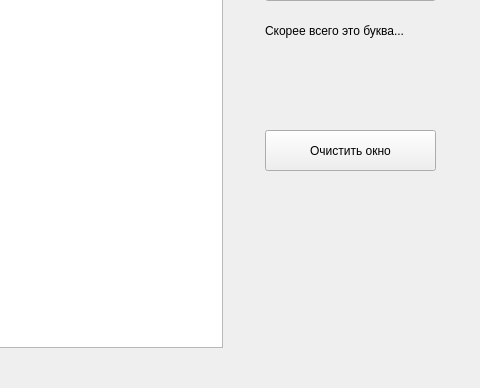
First picture: the form in src/interface/painter.ui, repository superhacker1999/s21_multilayer_perceptron, before the edit; both pictures show x 225 to 705 and y 100 to 488 of the 705 by 488 pixel window.
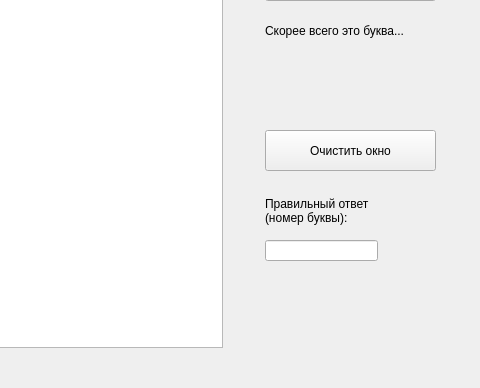
Second picture: the form after the edit.

What changed in the file:
```diff
--- a/src/interface/painter.ui
+++ b/src/interface/painter.ui
@@ -82,7 +82,7 @@
     <rect>
      <x>490</x>
      <y>160</y>
-     <width>131</width>
+     <width>161</width>
      <height>41</height>
     </rect>
    </property>
@@ -103,6 +103,30 @@
     <string>Скорее всего это буква...</string>
    </property>
   </widget>
+  <widget class="QLabel" name="label_3">
+   <property name="geometry">
+    <rect>
+     <x>490</x>
+     <y>280</y>
+     <width>121</width>
+     <height>61</height>
+    </rect>
+   </property>
+   <property name="text">
+    <string>Правильный ответ 
+(номер буквы):</string>
+   </property>
+  </widget>
+  <widget class="QLineEdit" name="answer">
+   <property name="geometry">
+    <rect>
+     <x>490</x>
+     <y>340</y>
+     <width>113</width>
+     <height>21</height>
+    </rect>
+   </property>
+  </widget>
  </widget>
  <resources/>
  <connections/>
```
